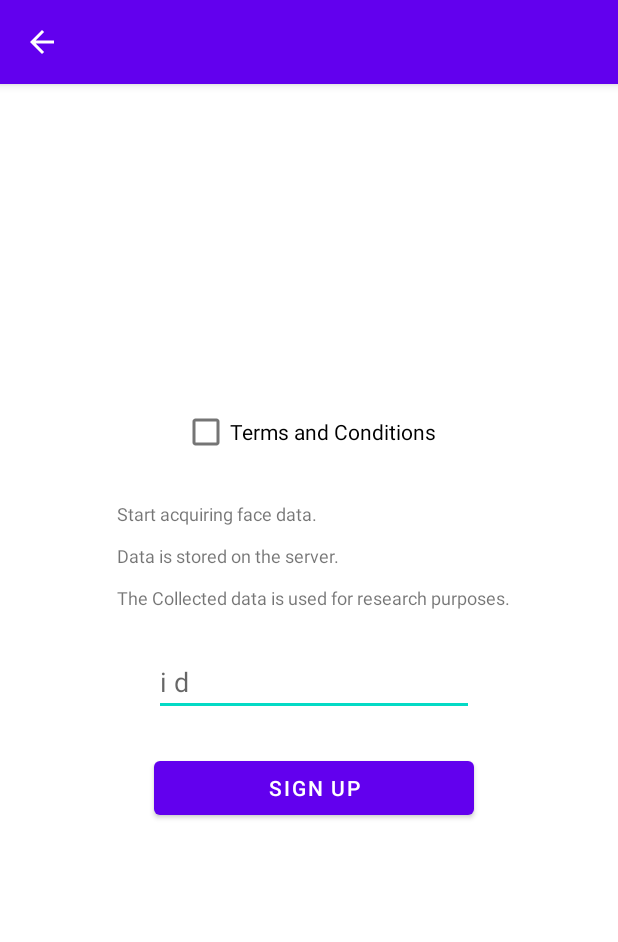
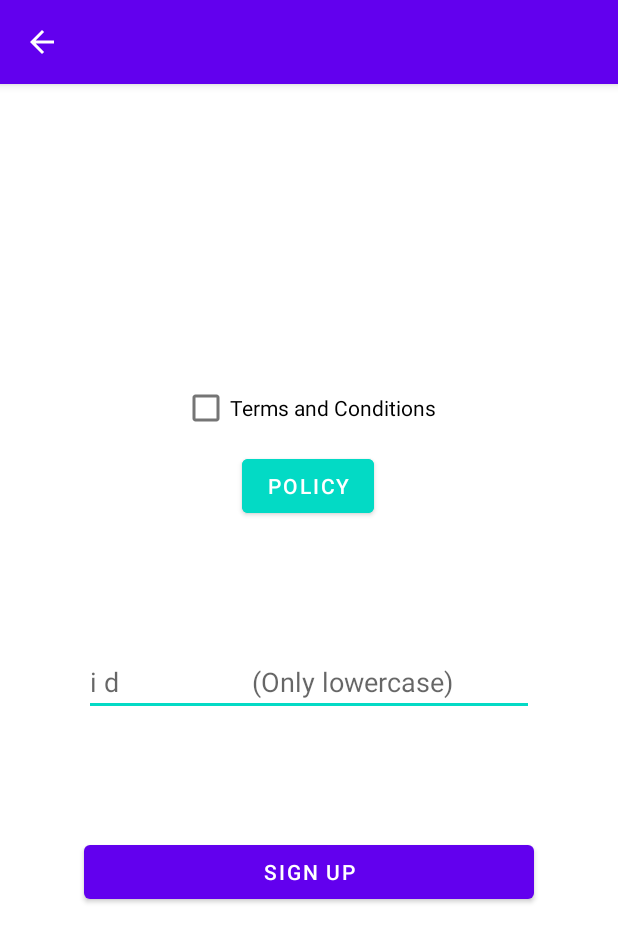
Before and after one commit to devLupin/Face-Recognition, an Android app: the SignupActivity screen opened directly, with no data from a screen before it, after a tap on "SIGN UP", on a phone screen of 412 x 824 dp. Shown: the top 942 px of the screen. Run offline under Robolectric (Android 15) with nearby library versions, the phone set to English and light mode, and no system bars.

Commit message:
Modified layout

```diff
--- a/app/src/main/java/com/example/aquisition/SignupActivity.java
+++ b/app/src/main/java/com/example/aquisition/SignupActivity.java
@@ -2,9 +2,13 @@ package com.example.aquisition;
 
 import androidx.appcompat.app.AppCompatActivity;
 
+import android.app.AlertDialog;
+import android.content.DialogInterface;
 import android.content.Intent;
 import android.os.Bundle;
 import android.os.Environment;
+import android.speech.tts.TextToSpeech;
+import android.text.method.ScrollingMovementMethod;
 import android.view.View;
 import android.widget.Button;
 import android.widget.CheckBox;
@@ -12,25 +16,48 @@ import android.widget.EditText;
 import android.widget.Toast;
 
 import java.io.File;
+import java.util.Locale;
 
 public class SignupActivity extends AppCompatActivity {
 
     private EditText id_txt;
     private Button sign_up_btn;
     private CheckBox terms_conditions;
+    private Button policy_btn;
+    private TextToSpeech eng_tts;
+    private TextToSpeech kor_tts;
+
 
     @Override
     protected void onCreate(Bundle savedInstanceState) {
         super.onCreate(savedInstanceState);
         setContentView(R.layout.activity_signup);
 
+        eng_tts = new TextToSpeech(SignupActivity.this, new TextToSpeech.OnInitListener() {
+            @Override
+            public void onInit(int status) {
+                if(status != TextToSpeech.ERROR) {
+                    eng_tts.setLanguage(Locale.ENGLISH);
+                }
+            }
+        });
+        kor_tts = new TextToSpeech(SignupActivity.this, new TextToSpeech.OnInitListener() {
+            @Override
+            public void onInit(int status) {
+                if(status != TextToSpeech.ERROR) {
+                    eng_tts.setLanguage(Locale.KOREAN);
+                }
+            }
+        });
+
         // 회원가입 버튼 클릭 시 수행
         sign_up_btn = findViewById(R.id.sign_up_btn);
         sign_up_btn.setOnClickListener(new View.OnClickListener() {
             @Override
             public void onClick(View view) {
+                terms_conditions = findViewById(R.id.terms_conditions);
                 id_txt = findViewById(R.id.id_txt);
-                terms_conditions = findViewById(R.id.terms_conditions);
+                id_txt.setMovementMethod(new ScrollingMovementMethod());
 
                 String userID = id_txt.getText().toString();
                 boolean isAgree = terms_conditions.isChecked();
@@ -69,6 +96,33 @@ public class SignupActivity extends AppCompatActivity {
             }
         });
 
+        policy_btn = findViewById(R.id.policy_btn);
+        policy_btn.setOnClickListener(new View.OnClickListener() {
+            @Override
+            public void onClick(View view) {
+                String kor_msg = "출입 관리 시스템 개발을 위해 얼굴 이미지를 수집하고자 합니다.\n" +
+                        "수집된 데이터는 서버에 저장되어 특정 인원 식별 목적으로 사용됩니다.\n" +
+                        "연구목적으로만 사용됩니다.\n\n";
+                String eng_msg = "We want to collect face images for the development of an access management system.\n" +
+                        "The collected data is stored on the server and used for the purpose of identifying specific persons.\n" +
+                        "For research purposes only.";
+                String msg = kor_msg + eng_msg;
+
+                kor_tts.speak(kor_msg, TextToSpeech.QUEUE_FLUSH, null);
+                eng_tts.speak(eng_msg, TextToSpeech.QUEUE_FLUSH, null);
+
+                AlertDialog show = new AlertDialog.Builder(SignupActivity.this)
+                        .setMessage(msg)
+                        .setPositiveButton(android.R.string.ok, null)
+                        .setPositiveButton("OK", new DialogInterface.OnClickListener() {
+                            @Override
+                            public void onClick(DialogInterface dialogInterface, int i) {
+                                kor_tts.stop();
+                                eng_tts.stop();
+                            }
+                        }).show();
+            }
+        });
     }
 
     @Override
--- a/app/src/main/res/layout/activity_signup.xml
+++ b/app/src/main/res/layout/activity_signup.xml
@@ -10,47 +10,47 @@
         android:id="@+id/terms_conditions"
         android:layout_width="wrap_content"
         android:layout_height="wrap_content"
-        android:layout_marginTop="208dp"
+        android:layout_marginTop="192dp"
         android:text="Terms and Conditions"
         app:layout_constraintEnd_toEndOf="parent"
         app:layout_constraintStart_toStartOf="parent"
         app:layout_constraintTop_toTopOf="parent" />
 
-    <TextView
-        android:id="@+id/textView"
-        android:layout_width="wrap_content"
-        android:layout_height="wrap_content"
-        android:layout_marginTop="8dp"
-        android:text="\n  Start acquiring face data. \n\n  Data is stored on the server. \n\n  The Collected data is used for research purposes.  \n"
-        android:textSize="12dp"
-        app:layout_constraintEnd_toEndOf="@+id/terms_conditions"
-        app:layout_constraintHorizontal_bias="0.475"
-        app:layout_constraintStart_toStartOf="@+id/terms_conditions"
-        app:layout_constraintTop_toBottomOf="@+id/terms_conditions" />
-
     <EditText
         android:id="@+id/id_txt"
-        android:layout_width="wrap_content"
+        android:layout_width="300dp"
         android:layout_height="wrap_content"
         android:layout_marginStart="8dp"
-        android:layout_marginTop="112dp"
+        android:layout_marginTop="184dp"
         android:layout_marginEnd="8dp"
         android:ems="10"
-        android:hint="i d"
+        android:hint="i d                   (Only lowercase)"
         android:inputType="textPersonName"
-        app:layout_constraintEnd_toEndOf="@+id/textView"
-        app:layout_constraintStart_toStartOf="@+id/textView"
-        app:layout_constraintTop_toTopOf="@+id/textView" />
+        app:layout_constraintEnd_toEndOf="@+id/terms_conditions"
+        app:layout_constraintStart_toStartOf="@+id/terms_conditions"
+        app:layout_constraintTop_toTopOf="@+id/terms_conditions" />
 
     <Button
         android:id="@+id/sign_up_btn"
         android:layout_width="0dp"
         android:layout_height="wrap_content"
-        android:layout_marginTop="24dp"
+        android:layout_marginTop="80dp"
         android:text="Sign up"
         app:layout_constraintEnd_toEndOf="@+id/id_txt"
-        app:layout_constraintHorizontal_bias="0.0"
         app:layout_constraintStart_toStartOf="@+id/id_txt"
         app:layout_constraintTop_toBottomOf="@+id/id_txt" />
 
+    <Button
+        android:id="@+id/policy_btn"
+        android:layout_width="wrap_content"
+        android:layout_height="wrap_content"
+        android:layout_marginTop="4dp"
+        android:text="policy"
+        android:backgroundTint="#FF03DAC5"
+        app:layout_constraintEnd_toEndOf="@+id/terms_conditions"
+        app:layout_constraintHorizontal_bias="0.493"
+        app:layout_constraintRight_toRightOf="parent"
+        app:layout_constraintStart_toStartOf="@+id/terms_conditions"
+        app:layout_constraintTop_toBottomOf="@+id/terms_conditions" />
+
 </androidx.constraintlayout.widget.ConstraintLayout>
```
Also changed, not shown: app/src/main/java/com/example/aquisition/MainActivity.java (+10 -12 lines), app/src/main/java/com/example/aquisition/SigninActivity.java (+54 -8 lines), app/src/main/res/drawable/border.xml (added, +10 -0 lines), app/src/main/res/layout/activity_signin.xml (+4 -4 lines), 1 other file.
